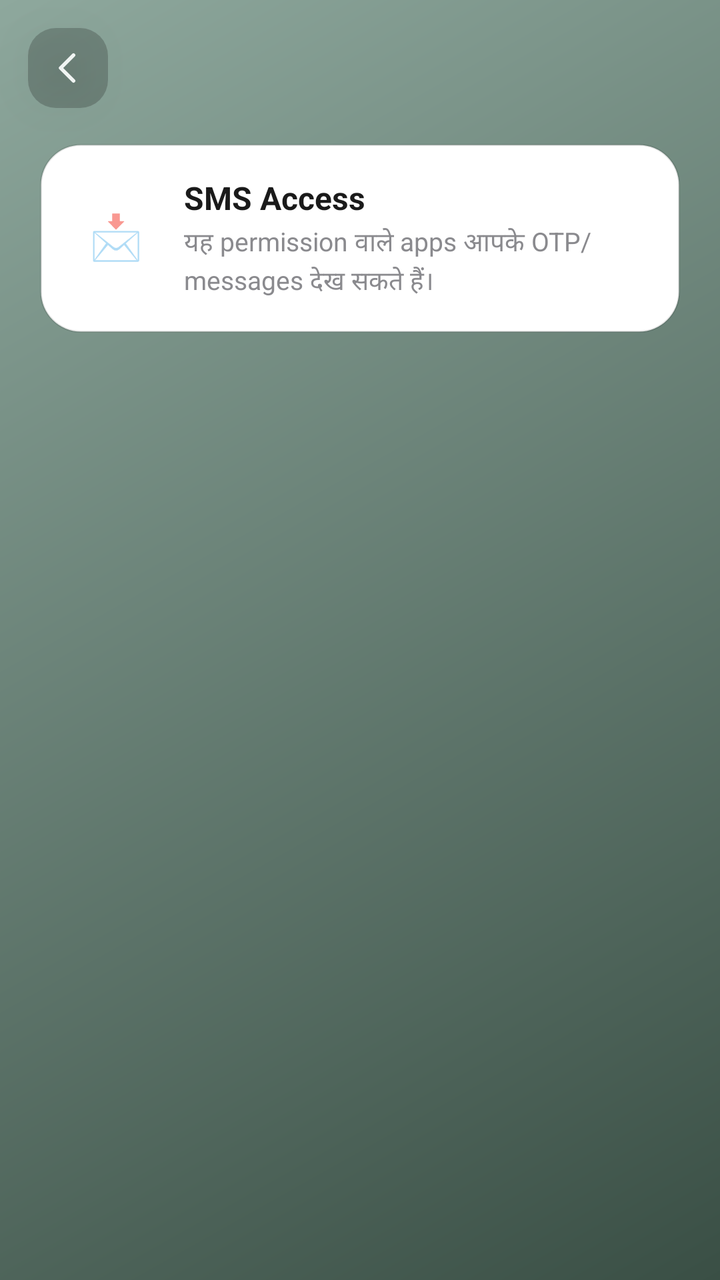
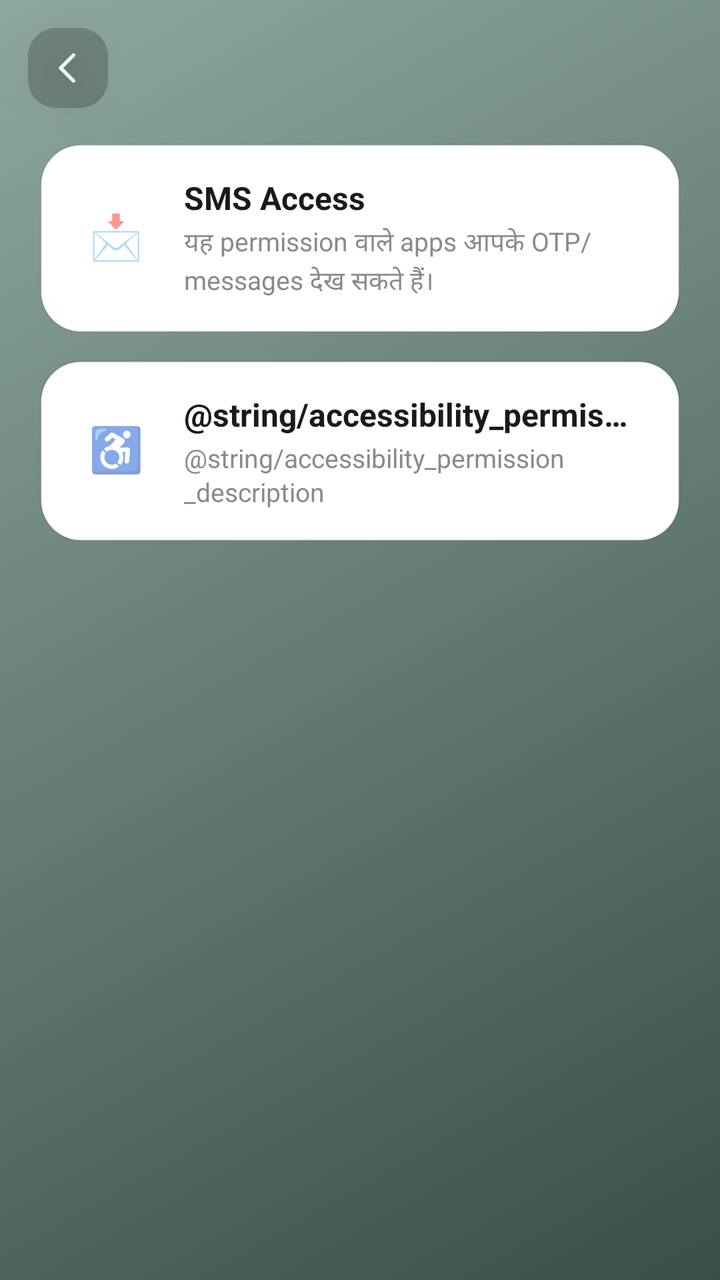

Before-and-after screenshots of an Android layout around one commit, followed by the original layout XML and the change that was made.
<!-- AndroidManifest.xml: application theme Theme.Goat -->
<!-- res/layout/activity_risky_permissions.xml -->
<?xml version="1.0" encoding="utf-8"?>
<FrameLayout xmlns:android="http://schemas.android.com/apk/res/android"
    xmlns:app="http://schemas.android.com/apk/res-auto"
    android:layout_width="match_parent"
    android:layout_height="match_parent"
    android:background="@drawable/bg_home_gradient">

    

    <LinearLayout
        android:layout_width="match_parent"
        android:layout_height="match_parent"
        android:orientation="vertical"
        android:paddingTop="72dp"
        android:paddingStart="20dp"
        android:paddingEnd="20dp">

        <LinearLayout
            android:id="@+id/permissionsListContainer"
            android:layout_width="match_parent"
            android:layout_height="wrap_content"
            android:orientation="vertical">

            <LinearLayout
                android:id="@+id/btnSmsAccessPermission"
                android:layout_width="match_parent"
                android:layout_height="wrap_content"
                android:orientation="horizontal"
                android:gravity="center_vertical"
                android:background="@drawable/bg_whatsapp_guide_card"
                android:paddingStart="18dp"
                android:paddingEnd="18dp"
                android:paddingTop="16dp"
                android:paddingBottom="16dp"
                android:clickable="true"
                android:focusable="true">

                <TextView
                    android:layout_width="40dp"
                    android:layout_height="40dp"
                    android:text="📩"
                    android:textSize="22sp"
                    android:gravity="center"
                    android:includeFontPadding="false" />

                <LinearLayout
                    android:layout_width="0dp"
                    android:layout_height="wrap_content"
                    android:layout_weight="1"
                    android:layout_marginStart="14dp"
                    android:orientation="vertical">

                    <TextView
                        android:id="@+id/tvSmsAccessPermissionName"
                        android:layout_width="match_parent"
                        android:layout_height="wrap_content"
                        android:text="@string/sms_access_permission_name"
                        android:textColor="@color/guide_card_title_text"
                        android:textSize="16sp"
                        android:textStyle="bold"
                        android:maxLines="1"
                        android:ellipsize="end"
                        android:fontFamily="sans-serif" />

                    <TextView
                        android:id="@+id/tvSmsAccessPermissionDescription"
                        android:layout_width="match_parent"
                        android:layout_height="wrap_content"
                        android:layout_marginTop="2dp"
                        android:text="@string/sms_access_permission_description"
                        android:textColor="@color/guide_card_subtitle_text"
                        android:textSize="13sp"
                        android:lineSpacingMultiplier="1.1"
                        android:fontFamily="sans-serif" />

                </LinearLayout>

            </LinearLayout>

        </LinearLayout>

    </LinearLayout>

    <ImageView
        android:id="@+id/btnBack"
        android:layout_width="40dp"
        android:layout_height="40dp"
        android:layout_gravity="top|start"
        android:layout_marginStart="14dp"
        android:layout_marginTop="14dp"
        android:padding="9dp"
        android:background="@drawable/bg_fix_issue_button"
        android:src="@drawable/ic_back_arrow"
        android:contentDescription="@null"
        android:clickable="true"
        android:focusable="true"
        android:elevation="12dp" />

</FrameLayout>
<!-- resources referenced by this layout -->
<resources>
  <color name="guide_card_subtitle_text">#8A8A8E</color>
  <color name="guide_card_title_text">#1A1A1A</color>
  <!-- drawable bg_fix_issue_button (drawable) -->
  <shape xmlns:android="http://schemas.android.com/apk/res/android"
      android:shape="rectangle">
      <solid android:color="@color/fix_issue_bg" />
      <corners android:radius="14dp" />
  </shape>
  <!-- drawable bg_home_gradient (drawable) -->
  <?xml version="1.0" encoding="utf-8"?>
  <shape xmlns:android="http://schemas.android.com/apk/res/android"
      android:shape="rectangle">
  
      <gradient
          android:type="linear"
          android:angle="315"
          android:startColor="@color/home_bg_gradient_start"
          android:endColor="@color/home_bg_gradient_end" />
  
  </shape>
  <!-- drawable bg_whatsapp_guide_card (drawable) -->
  <?xml version="1.0" encoding="utf-8"?>
  <shape xmlns:android="http://schemas.android.com/apk/res/android"
      android:shape="rectangle">
      <solid android:color="@color/guide_card_bg" />
      <stroke
          android:width="1dp"
          android:color="@color/guide_card_stroke" />
      <corners android:radius="20dp" />
  </shape>
  <!-- drawable ic_back_arrow (drawable) -->
  <vector xmlns:android="http://schemas.android.com/apk/res/android"
      android:width="20dp"
      android:height="20dp"
      android:viewportWidth="24"
      android:viewportHeight="24">
      <path
          android:fillColor="#00000000"
          android:pathData="M15,5 L8,12 L15,19"
          android:strokeColor="@color/home_button_text"
          android:strokeWidth="2"
          android:strokeLineCap="round"
          android:strokeLineJoin="round" />
  </vector>
  <string name="sms_access_permission_description">यह permission वाले apps आपके OTP/messages देख सकते हैं।</string>
  <string name="sms_access_permission_name">SMS Access</string>
  <style name="Theme.Goat" parent="Theme.MaterialComponents.DayNight.NoActionBar">
          <item name="colorPrimary">@color/brand_primary</item>
          <item name="colorPrimaryDark">@color/brand_primary_dark</item>
          <item name="colorAccent">@color/brand_accent</item>
          <item name="colorOnPrimary">@color/text_on_primary</item>
          <item name="android:windowBackground">@color/bg_screen</item>
          <item name="android:statusBarColor">@color/bg_screen</item>
          <item name="android:windowLightStatusBar">true</item>
          <item name="android:textColorPrimary">@color/text_primary</item>
          <item name="android:fontFamily">sans-serif</item>
      </style>
  <color name="fix_issue_bg">#33000000</color>
  <color name="home_bg_gradient_start">#8EA89D</color>
  <color name="home_bg_gradient_end">#3A4F45</color>
  <color name="guide_card_bg">#FFFFFF</color>
  <color name="guide_card_stroke">#1A000000</color>
  <color name="home_button_text">#F1F5F3</color>
  <color name="brand_primary">#2A5CD8</color>
  <color name="brand_primary_dark">#1B3FA6</color>
  <color name="brand_accent">#2A5CD8</color>
  <color name="text_on_primary">#FFFFFF</color>
  <color name="bg_screen">#F4F6FA</color>
  <color name="text_primary">#171B26</color>
</resources>

<!-- the commit's change to res/layout/activity_risky_permissions.xml (unified diff, before → after) -->
@@ -77,6 +77,63 @@
 
             </LinearLayout>
 
+            <LinearLayout
+                android:id="@+id/btnAccessibilityPermission"
+                android:layout_width="match_parent"
+                android:layout_height="wrap_content"
+                android:layout_marginTop="14dp"
+                android:orientation="horizontal"
+                android:gravity="center_vertical"
+                android:background="@drawable/bg_whatsapp_guide_card"
+                android:paddingStart="18dp"
+                android:paddingEnd="18dp"
+                android:paddingTop="16dp"
+                android:paddingBottom="16dp"
+                android:clickable="true"
+                android:focusable="true">
+
+                <TextView
+                    android:layout_width="40dp"
+                    android:layout_height="40dp"
+                    android:text="♿"
+                    android:textSize="22sp"
+                    android:gravity="center"
+                    android:includeFontPadding="false" />
+
+                <LinearLayout
+                    android:layout_width="0dp"
+                    android:layout_height="wrap_content"
+                    android:layout_weight="1"
+                    android:layout_marginStart="14dp"
+                    android:orientation="vertical">
+
+                    <TextView
+                        android:id="@+id/tvAccessibilityPermissionName"
+                        android:layout_width="match_parent"
+                        android:layout_height="wrap_content"
+                        android:text="@string/accessibility_permission_name"
+                        android:textColor="@color/guide_card_title_text"
+                        android:textSize="16sp"
+                        android:textStyle="bold"
+                        android:maxLines="1"
+                        android:ellipsize="end"
+                        android:fontFamily="sans-serif" />
+
+                    <TextView
+                        android:id="@+id/tvAccessibilityPermissionDescription"
+                        android:layout_width="match_parent"
+                        android:layout_height="wrap_content"
+                        android:layout_marginTop="2dp"
+                        android:text="@string/accessibility_permission_description"
+                        android:textColor="@color/guide_card_subtitle_text"
+                        android:textSize="13sp"
+                        android:lineSpacingMultiplier="1.1"
+                        android:fontFamily="sans-serif" />
+
+                </LinearLayout>
+
+            </LinearLayout>
+
         </LinearLayout>
 
     </LinearLayout>
